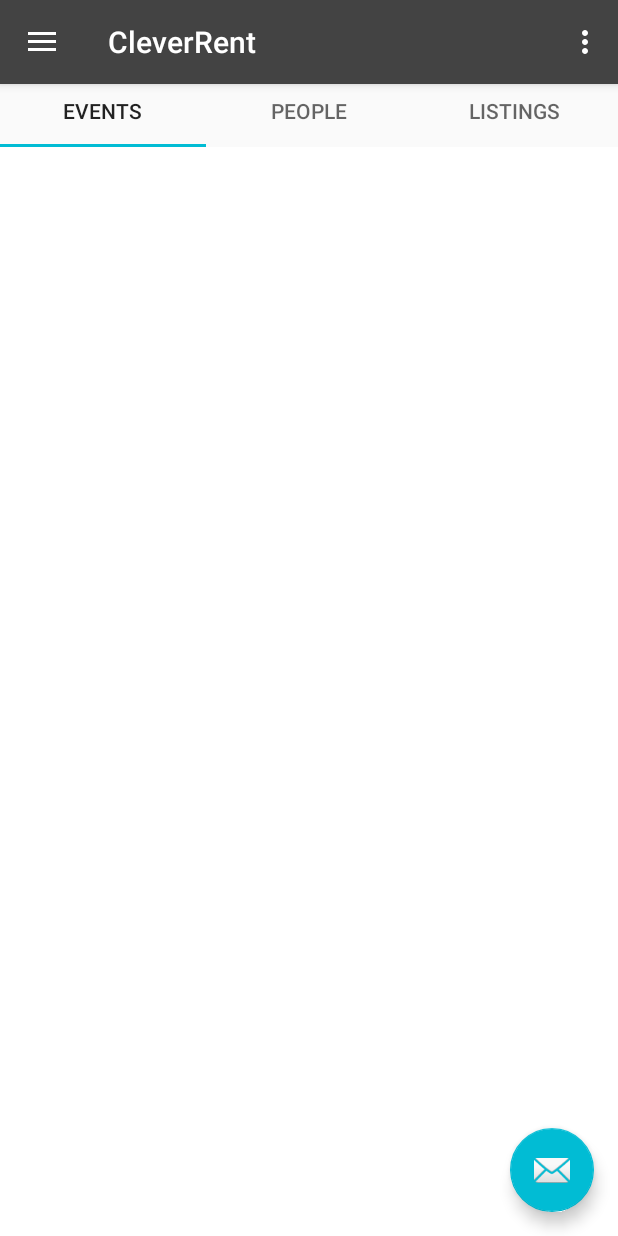
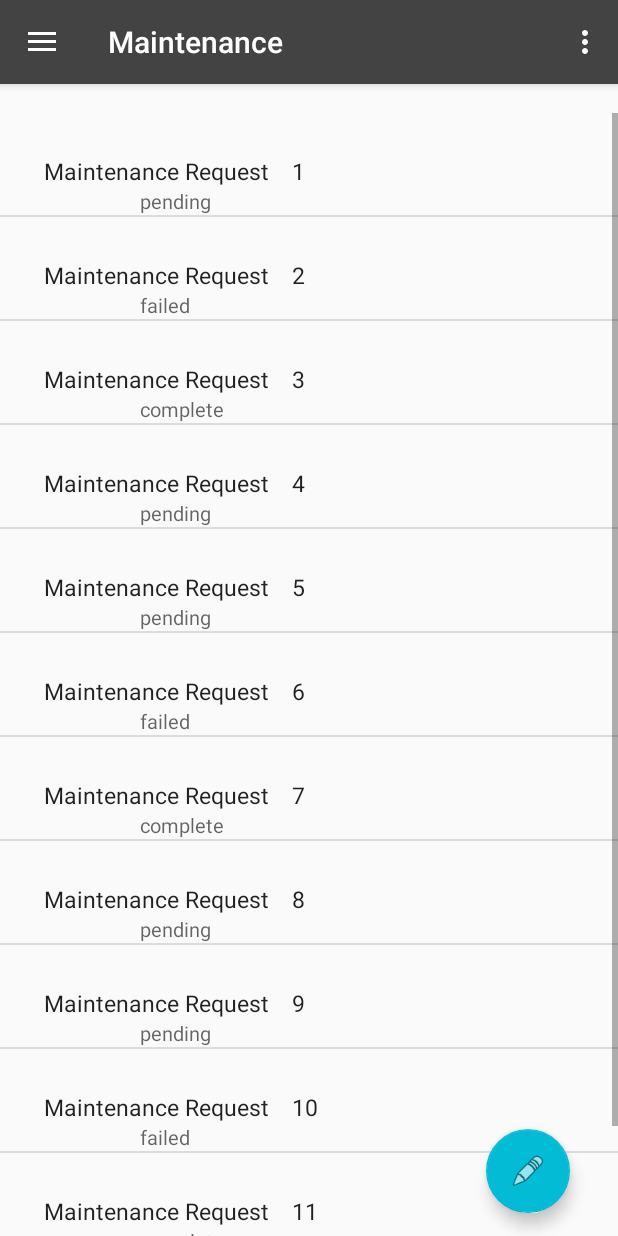
Before and after one commit to Brian-Kaplan/CleverRent, an Android app: the screen it shows after launch (MainActivity), in the side drawer, after a tap on "Maintenance", on a phone screen of 412 x 824 dp. Run offline under Robolectric (Android 15) with nearby library versions, the phone set to English and light mode, and no system bars.

Commit message:
maintenance page 1 completed

```diff
--- a/app/src/main/java/com/example/brian/cleverrent/MainActivity.java
+++ b/app/src/main/java/com/example/brian/cleverrent/MainActivity.java
@@ -15,7 +15,10 @@ import android.view.Menu;
 import android.view.MenuItem;
 import android.support.design.widget.TabLayout;
 import android.support.v4.view.ViewPager;
+import android.widget.AdapterView;
+import android.widget.ListView;
 import android.widget.RelativeLayout;
+import android.widget.Toast;
 
 public class MainActivity extends AppCompatActivity
         implements NavigationView.OnNavigationItemSelectedListener {
@@ -26,15 +29,7 @@ public class MainActivity extends AppCompatActivity
         setContentView(R.layout.activity_main);
         Toolbar toolbar = (Toolbar) findViewById(R.id.toolbar);
         setSupportActionBar(toolbar);
-
-        FloatingActionButton fab = (FloatingActionButton) findViewById(R.id.fab);
-        fab.setOnClickListener(new View.OnClickListener() {
-            @Override
-            public void onClick(View view) {
-                Snackbar.make(view, "Replace with your own action", Snackbar.LENGTH_LONG)
-                        .setAction("Action", null).show();
-            }
-        });
+        getSupportActionBar().setTitle("Account");
 
         setContentToTabLayout();
 
@@ -46,6 +41,12 @@ public class MainActivity extends AppCompatActivity
 
         NavigationView navigationView = (NavigationView) findViewById(R.id.nav_view);
         navigationView.setNavigationItemSelectedListener(this);
+        //Set the Account and Billing nav item to checked by default
+        Menu m = navigationView.getMenu();
+        MenuItem mi = m.getItem(0);
+        mi.setCheckable(true);
+        mi.setChecked(true);
+
 
         // Get the ViewPager and set it's PagerAdapter so that it can display items
         ViewPager viewPager = (ViewPager) findViewById(R.id.viewpager);
@@ -97,8 +98,10 @@ public class MainActivity extends AppCompatActivity
 
         if (id == R.id.nav_account) {
 
+            //Set title of toolbar
+            getSupportActionBar().setTitle("Account");
+
             setContentToTabLayout();
-
             ViewPager viewPager = (ViewPager) findViewById(R.id.viewpager);
             viewPager.setAdapter(new AccountFragmentPagerAdapter(getSupportFragmentManager(), MainActivity.this));
 
@@ -108,14 +111,40 @@ public class MainActivity extends AppCompatActivity
 
         } else if (id == R.id.nav_maintenance) {
 
-            setContentToTabLayout();
+            //Set title of toolbar
+            getSupportActionBar().setTitle("Maintenance");
 
-            ViewPager viewPager = (ViewPager) findViewById(R.id.viewpager);
-            viewPager.setAdapter(new CommunityFragmentPagerAdapter(getSupportFragmentManager(), MainActivity.this));
+            //Set the content to the maintenance_page
+            RelativeLayout contentView = (RelativeLayout)findViewById(R.id.content_view);
+            View child = getLayoutInflater().inflate(R.layout.maintenance_page, null);
+            contentView.removeAllViews();
+            contentView.addView(child);
 
-            // Give the TabLayout the ViewPager
-            TabLayout tabLayout = (TabLayout) findViewById(R.id.sliding_tabs);
-            tabLayout.setupWithViewPager(viewPager);
+            ListView lv = (ListView) findViewById(R.id.maintenanceListView);
+            String[] dates = {"1", "2", "3", "4", "5", "6", "7", "8", "9", "10", "11", "12"};
+            final String[] status = {"pending", "failed", "complete", "pending", "pending", "failed", "complete", "pending", "pending", "failed", "complete", "pending"};
+//
+            MaintenanceListAdapter adapter = new MaintenanceListAdapter(this, dates, status);
+            lv.setAdapter(adapter);
+
+            FloatingActionButton fab = (FloatingActionButton) findViewById(R.id.maintenanceRequestButton);
+            fab.setOnClickListener(new View.OnClickListener() {
+                @Override
+                public void onClick(View view) {
+                    Snackbar.make(view, "Replace with your own action", Snackbar.LENGTH_LONG)
+                            .setAction("Action", null).show();
+                }
+            });
+
+            //Click Listener for Maintenance Requests
+//            lv.setOnItemClickListener(new AdapterView.OnItemClickListener() {
+//
+//                @Override
+//                public void onItemClick(AdapterView<?> parent, View view, int position, long id) {
+//                    Toast.makeText(getApplicationContext(), status[position], Toast.LENGTH_SHORT).show();
+//                }
+//            });
+
 
 
         } else if (id == R.id.nav_community) {
@@ -136,17 +165,27 @@ public class MainActivity extends AppCompatActivity
 
         } else if (id == R.id.nav_notification) {
 
+            //Set title of toolbar
+            getSupportActionBar().setTitle("Notifications");
+
+            //Set the content to the notification_page
             RelativeLayout contentView = (RelativeLayout)findViewById(R.id.content_view);
             View child = getLayoutInflater().inflate(R.layout.notification_page, null);
             contentView.removeAllViews();
             contentView.addView(child);
 
+
         } else if (id == R.id.nav_contact) {
 
+            //Set title of toolbar
+            getSupportActionBar().setTitle("Contact Us");
+
+            //Set the content to the contact_page
             RelativeLayout contentView = (RelativeLayout)findViewById(R.id.content_view);
             View child = getLayoutInflater().inflate(R.layout.contact_page, null);
             contentView.removeAllViews();
             contentView.addView(child);
+
         }
 
         NavigationView navigationView = (NavigationView) findViewById(R.id.nav_view);
--- /dev/null
+++ b/app/src/main/java/com/example/brian/cleverrent/MaintenanceListAdapter.java
@@ -0,0 +1,56 @@
+package com.example.brian.cleverrent;
+
+import android.content.Context;
+import android.view.LayoutInflater;
+import android.view.View;
+import android.view.ViewGroup;
+import android.widget.ArrayAdapter;
+import android.widget.TextView;
+
+/**
+ * Created by brian on 2/2/16.
+ */
+public class MaintenanceListAdapter extends ArrayAdapter<String> {
+
+    String[] dates = {};
+    String[] status = {};
+    Context c;
+    LayoutInflater inflater;
+
+    public MaintenanceListAdapter(Context context, String[] dates, String[] status) {
+        super(context, R.layout.maintenance_cell_model, dates);
+
+        this.c = context;
+        this.dates = dates;
+        this.status = status;
+    }
+
+    //Inner Class to hold views for each row
+    public class ViewHolder
+    {
+        TextView date;
+        TextView status;
+    }
+
+    @Override
+    public View getView(int position, View convertView, ViewGroup parent) {
+
+        if(convertView == null){
+            inflater = (LayoutInflater) c.getSystemService(Context.LAYOUT_INFLATER_SERVICE);
+            convertView = inflater.inflate(R.layout.maintenance_cell_model, null);
+        }
+
+        //Make a ViewHolder object
+        final ViewHolder holder = new ViewHolder();
+
+        //Initialize the view
+        holder.date = (TextView) convertView.findViewById(R.id.maintenanceDateLabel);
+        holder.status = (TextView) convertView.findViewById(R.id.maintenanceStatusLabel);
+
+        //Assign the data
+        holder.date.setText(dates[position]);
+        holder.status.setText(status[position]);
+
+        return convertView;
+    }
+}
--- a/app/src/main/res/layout/app_bar_main.xml
+++ b/app/src/main/res/layout/app_bar_main.xml
@@ -20,9 +20,4 @@
         android:layout_width="fill_parent"
         android:layout_height="wrap_content"/>
 
-    <android.support.design.widget.FloatingActionButton android:id="@+id/fab"
-        android:layout_width="wrap_content" android:layout_height="wrap_content"
-        android:layout_gravity="bottom|end" android:layout_margin="@dimen/fab_margin"
-        android:src="@android:drawable/ic_dialog_email" />
-
 </android.support.design.widget.CoordinatorLayout>
--- /dev/null
+++ b/app/src/main/res/layout/maintenance_cell_model.xml
@@ -0,0 +1,46 @@
+<?xml version="1.0" encoding="utf-8"?>
+<RelativeLayout xmlns:android="http://schemas.android.com/apk/res/android"
+    android:orientation="vertical" android:layout_width="match_parent"
+    android:layout_height="match_parent">
+
+    <TextView
+        android:layout_width="wrap_content"
+        android:layout_height="wrap_content"
+        android:textAppearance="?android:attr/textAppearanceLarge"
+        android:text="Maintenance Request"
+        android:id="@+id/textView5"
+        android:layout_marginLeft="29dp"
+        android:layout_marginStart="29dp"
+        android:layout_marginTop="28dp"
+        android:layout_alignParentTop="true"
+        android:layout_alignParentLeft="true"
+        android:layout_alignParentStart="true"
+        android:textSize="15dp" />
+
+    <TextView
+        android:layout_width="wrap_content"
+        android:layout_height="wrap_content"
+        android:textAppearance="?android:attr/textAppearanceMedium"
+        android:text="Status"
+        android:id="@+id/maintenanceStatusLabel"
+        android:layout_below="@+id/textView5"
+        android:layout_alignLeft="@+id/textView5"
+        android:layout_alignStart="@+id/textView5"
+        android:layout_marginLeft="64dp"
+        android:layout_marginStart="64dp"
+        android:textSize="13dp" />
+
+    <TextView
+        android:layout_width="wrap_content"
+        android:layout_height="wrap_content"
+        android:textAppearance="?android:attr/textAppearanceLarge"
+        android:text="mm/dd/yy"
+        android:id="@+id/maintenanceDateLabel"
+        android:layout_alignBaseline="@+id/textView5"
+        android:layout_alignBottom="@+id/textView5"
+        android:layout_toRightOf="@+id/textView5"
+        android:layout_toEndOf="@+id/textView5"
+        android:layout_marginLeft="15dp"
+        android:layout_marginStart="15dp"
+        android:textSize="15dp" />
+</RelativeLayout>
--- /dev/null
+++ b/app/src/main/res/layout/maintenance_page.xml
@@ -0,0 +1,38 @@
+<?xml version="1.0" encoding="utf-8"?>
+<RelativeLayout xmlns:android="http://schemas.android.com/apk/res/android"
+    xmlns:app="http://schemas.android.com/apk/res-auto"
+    android:orientation="vertical"
+    android:layout_width="match_parent"
+    android:layout_height="match_parent">
+
+    <ListView
+        android:layout_width="match_parent"
+        android:layout_height="wrap_content"
+        android:id="@+id/maintenanceListView"
+        android:layout_gravity="center_horizontal"
+        android:layout_alignParentLeft="true"
+        android:layout_marginLeft="0dp"
+        android:layout_marginTop="75dp" />
+
+    <android.support.design.widget.FloatingActionButton
+        android:id="@+id/maintenanceRequestButton"
+        android:layout_width="wrap_content"
+        android:layout_height="wrap_content"
+        android:clickable="true"
+        android:src="@android:drawable/ic_menu_edit"
+        android:layout_marginRight="15dp"
+        android:layout_above="@+id/view"
+        android:layout_alignParentRight="true"
+        android:layout_alignParentEnd="true"
+        android:layout_marginEnd="32dp" />
+
+    <View
+        android:layout_width="match_parent"
+        android:layout_height="15dp"
+        android:visibility="invisible"
+        android:layout_alignParentBottom="true"
+        android:layout_alignParentLeft="true"
+        android:layout_alignParentStart="true"
+        android:id="@+id/view" />
+
+</RelativeLayout>
```
